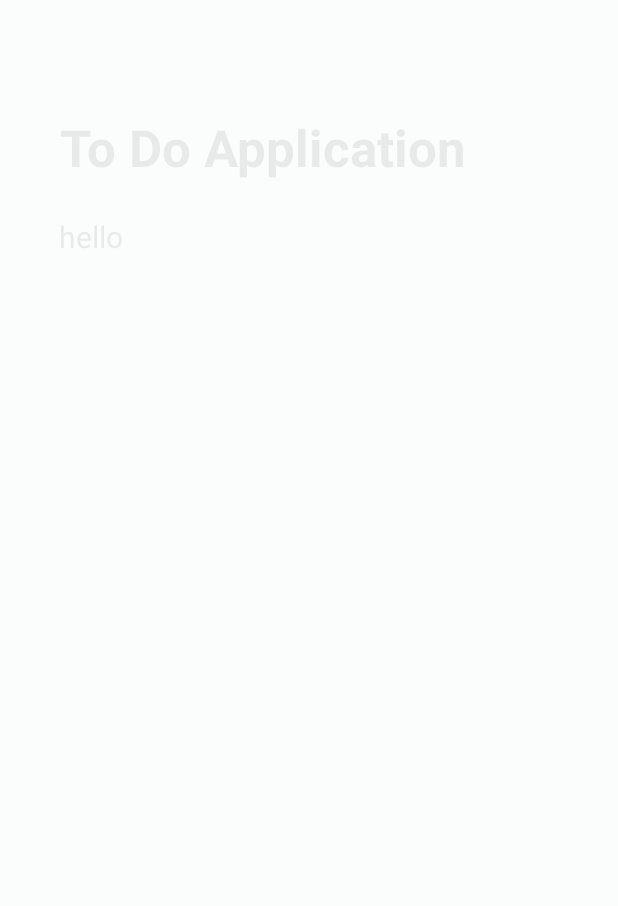
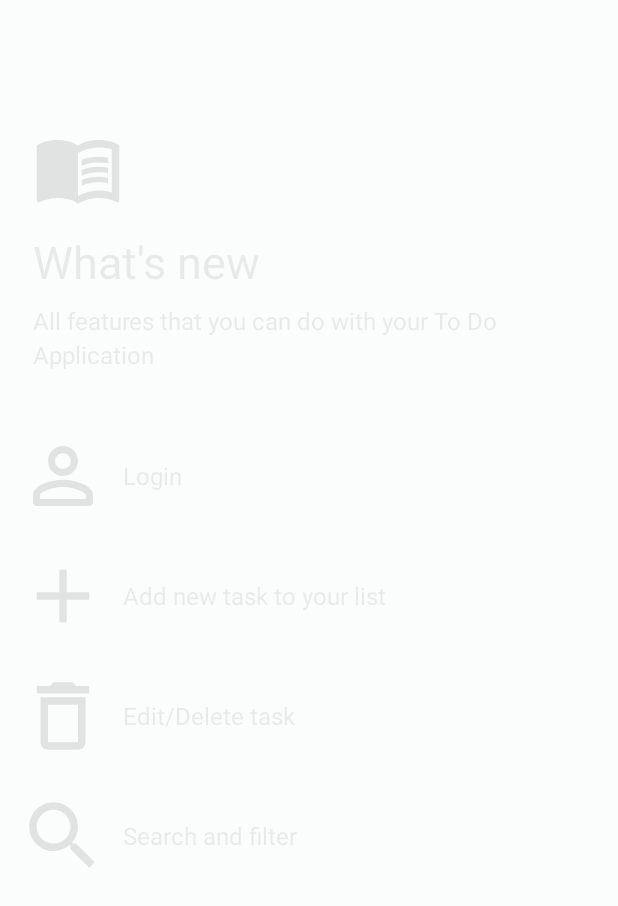
Before and after one commit to PhiThai1309/ToDoApplication, an Android app: the SplashActivity screen opened directly, with no data from a screen before it, on a phone screen of 412 x 824 dp. Shown: the top 906 px of the screen. Run offline under Robolectric (Android 15) with nearby library versions, the phone set to English and light mode, and no system bars.

Commit message:
Redesign splash screen UI

```diff
--- a/app/src/main/java/com/example/todoapplication/SplashActivity.java
+++ b/app/src/main/java/com/example/todoapplication/SplashActivity.java
@@ -7,6 +7,8 @@ import android.os.Bundle;
 import android.os.Handler;
 import android.view.animation.Animation;
 import android.view.animation.AnimationUtils;
+import android.widget.Button;
+import android.widget.LinearLayout;
 import android.widget.RelativeLayout;
 import android.widget.TextView;
 
@@ -15,7 +17,7 @@ import com.example.todoapplication.ui.home.LoginActivity;
 public class SplashActivity extends AppCompatActivity {
     Animation splashScreen;
     TextView appName;
-    RelativeLayout splashContent;
+    LinearLayout splashContent;
 
     @Override
     protected void onCreate(Bundle savedInstanceState) {
@@ -24,7 +26,6 @@ public class SplashActivity extends AppCompatActivity {
 
         //Get the views
         splashScreen = AnimationUtils.loadAnimation(this, R.anim.splash_screen);
-        appName = findViewById(R.id.appName);
         splashContent = findViewById(R.id.splashContent);
 
         //Start the animation
@@ -38,6 +39,6 @@ public class SplashActivity extends AppCompatActivity {
                 startActivity(intent);
                 finish();
             }
-        }, 3000);
+        }, 5000);
     }
 }
--- /dev/null
+++ b/app/src/main/res/drawable-night-hdpi/ic_baseline_menu_book_24.xml
@@ -0,0 +1,8 @@
+<vector android:autoMirrored="true" android:height="24dp"
+    android:tint="#ffffff" android:viewportHeight="24"
+    android:viewportWidth="24" android:width="24dp" xmlns:android="http://schemas.android.com/apk/res/android">
+    <path android:fillColor="@android:color/white" android:pathData="M21,5c-1.11,-0.35 -2.33,-0.5 -3.5,-0.5c-1.95,0 -4.05,0.4 -5.5,1.5c-1.45,-1.1 -3.55,-1.5 -5.5,-1.5S2.45,4.9 1,6v14.65c0,0.25 0.25,0.5 0.5,0.5c0.1,0 0.15,-0.05 0.25,-0.05C3.1,20.45 5.05,20 6.5,20c1.95,0 4.05,0.4 5.5,1.5c1.35,-0.85 3.8,-1.5 5.5,-1.5c1.65,0 3.35,0.3 4.75,1.05c0.1,0.05 0.15,0.05 0.25,0.05c0.25,0 0.5,-0.25 0.5,-0.5V6C22.4,5.55 21.75,5.25 21,5zM21,18.5c-1.1,-0.35 -2.3,-0.5 -3.5,-0.5c-1.7,0 -4.15,0.65 -5.5,1.5V8c1.35,-0.85 3.8,-1.5 5.5,-1.5c1.2,0 2.4,0.15 3.5,0.5V18.5z"/>
+    <path android:fillColor="@android:color/white" android:pathData="M17.5,10.5c0.88,0 1.73,0.09 2.5,0.26V9.24C19.21,9.09 18.36,9 17.5,9c-1.7,0 -3.24,0.29 -4.5,0.83v1.66C14.13,10.85 15.7,10.5 17.5,10.5z"/>
+    <path android:fillColor="@android:color/white" android:pathData="M13,12.49v1.66c1.13,-0.64 2.7,-0.99 4.5,-0.99c0.88,0 1.73,0.09 2.5,0.26V11.9c-0.79,-0.15 -1.64,-0.24 -2.5,-0.24C15.8,11.66 14.26,11.96 13,12.49z"/>
+    <path android:fillColor="@android:color/white" android:pathData="M17.5,14.33c-1.7,0 -3.24,0.29 -4.5,0.83v1.66c1.13,-0.64 2.7,-0.99 4.5,-0.99c0.88,0 1.73,0.09 2.5,0.26v-1.52C19.21,14.41 18.36,14.33 17.5,14.33z"/>
+</vector>
--- /dev/null
+++ b/app/src/main/res/drawable-night-hdpi/ic_outline_add_24.xml
@@ -0,0 +1,5 @@
+<vector android:autoMirrored="true" android:height="24dp"
+    android:tint="#ffffff" android:viewportHeight="24"
+    android:viewportWidth="24" android:width="24dp" xmlns:android="http://schemas.android.com/apk/res/android">
+    <path android:fillColor="@android:color/white" android:pathData="M19,13h-6v6h-2v-6H5v-2h6V5h2v6h6v2z"/>
+</vector>
--- /dev/null
+++ b/app/src/main/res/drawable-night-hdpi/ic_outline_delete_24.xml
@@ -0,0 +1,5 @@
+<vector android:autoMirrored="true" android:height="24dp"
+    android:tint="#ffffff" android:viewportHeight="24"
+    android:viewportWidth="24" android:width="24dp" xmlns:android="http://schemas.android.com/apk/res/android">
+    <path android:fillColor="@android:color/white" android:pathData="M16,9v10H8V9h8m-1.5,-6h-5l-1,1H5v2h14V4h-3.5l-1,-1zM18,7H6v12c0,1.1 0.9,2 2,2h8c1.1,0 2,-0.9 2,-2V7z"/>
+</vector>
--- /dev/null
+++ b/app/src/main/res/drawable-notnight-hdpi/ic_baseline_menu_book_24.xml
@@ -0,0 +1,8 @@
+<vector android:autoMirrored="true" android:height="24dp"
+    android:tint="#000000" android:viewportHeight="24"
+    android:viewportWidth="24" android:width="24dp" xmlns:android="http://schemas.android.com/apk/res/android">
+    <path android:fillColor="@android:color/white" android:pathData="M21,5c-1.11,-0.35 -2.33,-0.5 -3.5,-0.5c-1.95,0 -4.05,0.4 -5.5,1.5c-1.45,-1.1 -3.55,-1.5 -5.5,-1.5S2.45,4.9 1,6v14.65c0,0.25 0.25,0.5 0.5,0.5c0.1,0 0.15,-0.05 0.25,-0.05C3.1,20.45 5.05,20 6.5,20c1.95,0 4.05,0.4 5.5,1.5c1.35,-0.85 3.8,-1.5 5.5,-1.5c1.65,0 3.35,0.3 4.75,1.05c0.1,0.05 0.15,0.05 0.25,0.05c0.25,0 0.5,-0.25 0.5,-0.5V6C22.4,5.55 21.75,5.25 21,5zM21,18.5c-1.1,-0.35 -2.3,-0.5 -3.5,-0.5c-1.7,0 -4.15,0.65 -5.5,1.5V8c1.35,-0.85 3.8,-1.5 5.5,-1.5c1.2,0 2.4,0.15 3.5,0.5V18.5z"/>
+    <path android:fillColor="@android:color/white" android:pathData="M17.5,10.5c0.88,0 1.73,0.09 2.5,0.26V9.24C19.21,9.09 18.36,9 17.5,9c-1.7,0 -3.24,0.29 -4.5,0.83v1.66C14.13,10.85 15.7,10.5 17.5,10.5z"/>
+    <path android:fillColor="@android:color/white" android:pathData="M13,12.49v1.66c1.13,-0.64 2.7,-0.99 4.5,-0.99c0.88,0 1.73,0.09 2.5,0.26V11.9c-0.79,-0.15 -1.64,-0.24 -2.5,-0.24C15.8,11.66 14.26,11.96 13,12.49z"/>
+    <path android:fillColor="@android:color/white" android:pathData="M17.5,14.33c-1.7,0 -3.24,0.29 -4.5,0.83v1.66c1.13,-0.64 2.7,-0.99 4.5,-0.99c0.88,0 1.73,0.09 2.5,0.26v-1.52C19.21,14.41 18.36,14.33 17.5,14.33z"/>
+</vector>
--- /dev/null
+++ b/app/src/main/res/drawable/ic_baseline_menu_book_24.xml
@@ -0,0 +1,8 @@
+<vector android:autoMirrored="true" android:height="24dp"
+    android:tint="#000000" android:viewportHeight="24"
+    android:viewportWidth="24" android:width="24dp" xmlns:android="http://schemas.android.com/apk/res/android">
+    <path android:fillColor="@android:color/white" android:pathData="M21,5c-1.11,-0.35 -2.33,-0.5 -3.5,-0.5c-1.95,0 -4.05,0.4 -5.5,1.5c-1.45,-1.1 -3.55,-1.5 -5.5,-1.5S2.45,4.9 1,6v14.65c0,0.25 0.25,0.5 0.5,0.5c0.1,0 0.15,-0.05 0.25,-0.05C3.1,20.45 5.05,20 6.5,20c1.95,0 4.05,0.4 5.5,1.5c1.35,-0.85 3.8,-1.5 5.5,-1.5c1.65,0 3.35,0.3 4.75,1.05c0.1,0.05 0.15,0.05 0.25,0.05c0.25,0 0.5,-0.25 0.5,-0.5V6C22.4,5.55 21.75,5.25 21,5zM21,18.5c-1.1,-0.35 -2.3,-0.5 -3.5,-0.5c-1.7,0 -4.15,0.65 -5.5,1.5V8c1.35,-0.85 3.8,-1.5 5.5,-1.5c1.2,0 2.4,0.15 3.5,0.5V18.5z"/>
+    <path android:fillColor="@android:color/white" android:pathData="M17.5,10.5c0.88,0 1.73,0.09 2.5,0.26V9.24C19.21,9.09 18.36,9 17.5,9c-1.7,0 -3.24,0.29 -4.5,0.83v1.66C14.13,10.85 15.7,10.5 17.5,10.5z"/>
+    <path android:fillColor="@android:color/white" android:pathData="M13,12.49v1.66c1.13,-0.64 2.7,-0.99 4.5,-0.99c0.88,0 1.73,0.09 2.5,0.26V11.9c-0.79,-0.15 -1.64,-0.24 -2.5,-0.24C15.8,11.66 14.26,11.96 13,12.49z"/>
+    <path android:fillColor="@android:color/white" android:pathData="M17.5,14.33c-1.7,0 -3.24,0.29 -4.5,0.83v1.66c1.13,-0.64 2.7,-0.99 4.5,-0.99c0.88,0 1.73,0.09 2.5,0.26v-1.52C19.21,14.41 18.36,14.33 17.5,14.33z"/>
+</vector>
--- /dev/null
+++ b/app/src/main/res/drawable/ic_outline_add_24.xml
@@ -0,0 +1,5 @@
+<vector android:autoMirrored="true" android:height="24dp"
+    android:tint="#000000" android:viewportHeight="24"
+    android:viewportWidth="24" android:width="24dp" xmlns:android="http://schemas.android.com/apk/res/android">
+    <path android:fillColor="@android:color/white" android:pathData="M19,13h-6v6h-2v-6H5v-2h6V5h2v6h6v2z"/>
+</vector>
--- /dev/null
+++ b/app/src/main/res/drawable/ic_outline_delete_24.xml
@@ -0,0 +1,5 @@
+<vector android:autoMirrored="true" android:height="24dp"
+    android:tint="#000000" android:viewportHeight="24"
+    android:viewportWidth="24" android:width="24dp" xmlns:android="http://schemas.android.com/apk/res/android">
+    <path android:fillColor="@android:color/white" android:pathData="M16,9v10H8V9h8m-1.5,-6h-5l-1,1H5v2h14V4h-3.5l-1,-1zM18,7H6v12c0,1.1 0.9,2 2,2h8c1.1,0 2,-0.9 2,-2V7z"/>
+</vector>
--- a/app/src/main/res/layout/activity_main.xml
+++ b/app/src/main/res/layout/activity_main.xml
@@ -1,44 +1,133 @@
 <?xml version="1.0" encoding="utf-8"?>
-<androidx.constraintlayout.widget.ConstraintLayout xmlns:android="http://schemas.android.com/apk/res/android"
+<LinearLayout xmlns:android="http://schemas.android.com/apk/res/android"
+    xmlns:app="http://schemas.android.com/apk/res-auto"
     xmlns:tools="http://schemas.android.com/tools"
+    android:id="@+id/splashContent"
     android:layout_width="match_parent"
     android:layout_height="match_parent"
+    android:layout_margin="12dp"
+    android:orientation="vertical"
     tools:context=".SplashActivity">
 
-    <ScrollView
+    <Space
+        android:layout_width="match_parent"
+        android:layout_height="70dp" />
+
+    <ImageView
+        android:layout_width="60dp"
+        android:layout_height="60dp"
+        android:layout_marginStart="10dp"
+        android:contentDescription="@string/sign_in_icon"
+        app:srcCompat="@drawable/ic_baseline_menu_book_24" />
+
+    <TextView
+        android:id="@+id/textView2"
+        android:layout_width="match_parent"
+        android:layout_height="wrap_content"
+        android:paddingStart="10dp"
+        android:paddingTop="12dp"
+        android:paddingEnd="10dp"
+        android:text="What's new"
+        android:textSize="30sp" />
+
+    <TextView
+        android:id="@+id/textView3"
+        android:layout_width="match_parent"
+        android:layout_height="wrap_content"
+        android:lineSpacingExtra="4sp"
+        android:paddingStart="10dp"
+        android:paddingTop="8dp"
+        android:paddingEnd="10dp"
+        android:paddingBottom="30dp"
+        android:text="All features that you can do with your To Do Application"
+        android:textSize="16sp" />
+
+    <LinearLayout
+        android:layout_width="match_parent"
+        android:layout_height="wrap_content"
+        android:orientation="horizontal"
+        android:paddingTop="10dp"
+        android:paddingBottom="10dp">
+
+        <ImageView
+            android:layout_width="60dp"
+            android:layout_height="60dp"
+            android:contentDescription="@string/sign_in_icon"
+            app:srcCompat="@drawable/ic_round_person_outline_24" />
+
+        <TextView
             android:layout_width="match_parent"
             android:layout_height="match_parent"
-        android:fillViewport="true">
+            android:gravity="start|center_vertical"
+            android:paddingStart="10dp"
+            android:text="Login"
+            android:textSize="16sp" />
+    </LinearLayout>
 
-        <RelativeLayout
-            android:id="@+id/splashContent"
+    <LinearLayout
         android:layout_width="match_parent"
         android:layout_height="wrap_content"
-            android:orientation="vertical">
+        android:orientation="horizontal"
+        android:paddingTop="10dp"
+        android:paddingBottom="10dp">
+
+        <ImageView
+            android:layout_width="60dp"
+            android:layout_height="60dp"
+            android:contentDescription="@string/sign_in_icon"
+            app:srcCompat="@drawable/ic_outline_add_24" />
 
         <TextView
-                android:id="@+id/appName"
-                android:layout_width="wrap_content"
+            android:layout_width="match_parent"
+            android:layout_height="match_parent"
+            android:gravity="start|center_vertical"
+            android:paddingStart="10dp"
+            android:text="Add new task to your list"
+            android:textSize="16sp" />
+    </LinearLayout>
+
+    <LinearLayout
+        android:layout_width="match_parent"
         android:layout_height="wrap_content"
-                android:layout_alignParentStart="true"
-                android:layout_alignParentTop="true"
-                android:layout_marginStart="40dp"
-                android:layout_marginTop="75dp"
-                android:text="@string/app_name"
-                android:textSize="34sp"
-                android:textStyle="bold" />
+        android:orientation="horizontal"
+        android:paddingTop="10dp"
+        android:paddingBottom="10dp">
+
+        <ImageView
+            android:layout_width="60dp"
+            android:layout_height="60dp"
+            android:contentDescription="@string/sign_in_icon"
+            app:srcCompat="@drawable/ic_outline_delete_24" />
 
         <TextView
-                android:id="@+id/textView"
-                android:layout_width="wrap_content"
+            android:layout_width="match_parent"
+            android:layout_height="match_parent"
+            android:gravity="start|center_vertical"
+            android:paddingStart="10dp"
+            android:text="Edit/Delete task"
+            android:textSize="16sp" />
+    </LinearLayout>
+
+    <LinearLayout
+        android:layout_width="match_parent"
         android:layout_height="wrap_content"
-                android:layout_below="@+id/appName"
-                android:layout_alignParentStart="true"
-                android:layout_marginStart="39dp"
-                android:layout_marginTop="23dp"
-                android:text="@string/place_holder"
-                android:textSize="20sp" />
-        </RelativeLayout>
-    </ScrollView>
+        android:orientation="horizontal"
+        android:paddingTop="10dp"
+        android:paddingBottom="10dp">
 
-</androidx.constraintlayout.widget.ConstraintLayout>
+        <ImageView
+            android:layout_width="60dp"
+            android:layout_height="60dp"
+            android:contentDescription="@string/sign_in_icon"
+            app:srcCompat="@drawable/ic_baseline_search_24" />
+
+        <TextView
+            android:layout_width="match_parent"
+            android:layout_height="match_parent"
+            android:gravity="start|center_vertical"
+            android:paddingStart="10dp"
+            android:text="Search and filter"
+            android:textSize="16sp" />
+    </LinearLayout>
+
+</LinearLayout>
```
Lines whose indentation alone changed are shown as unchanged.
